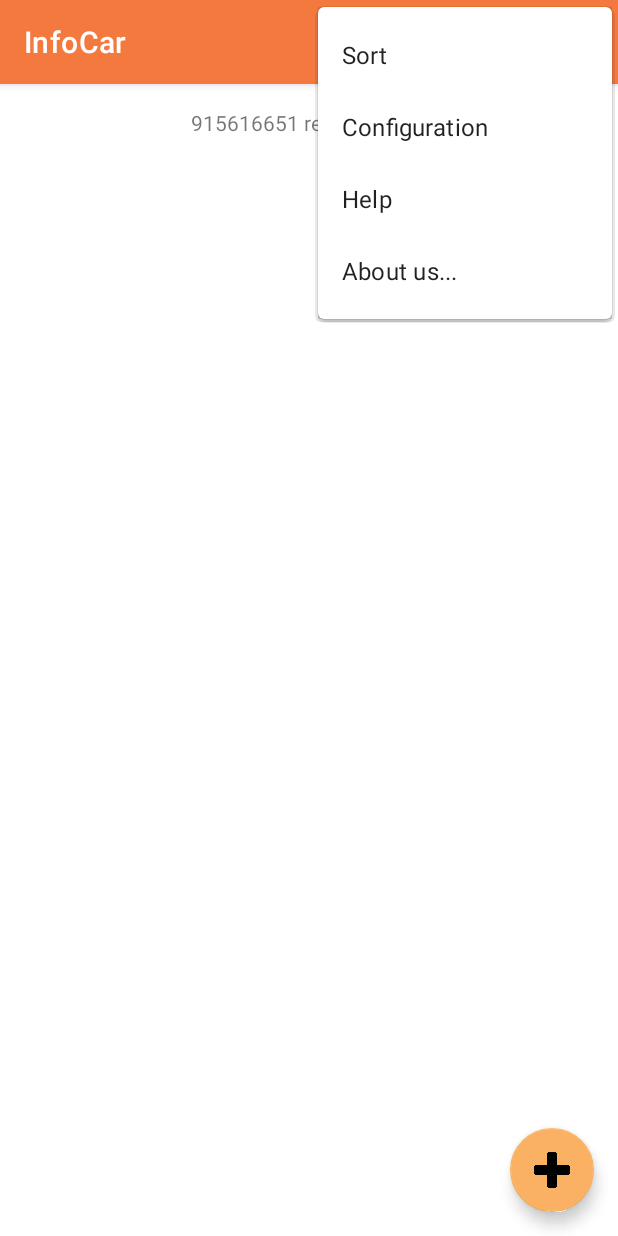
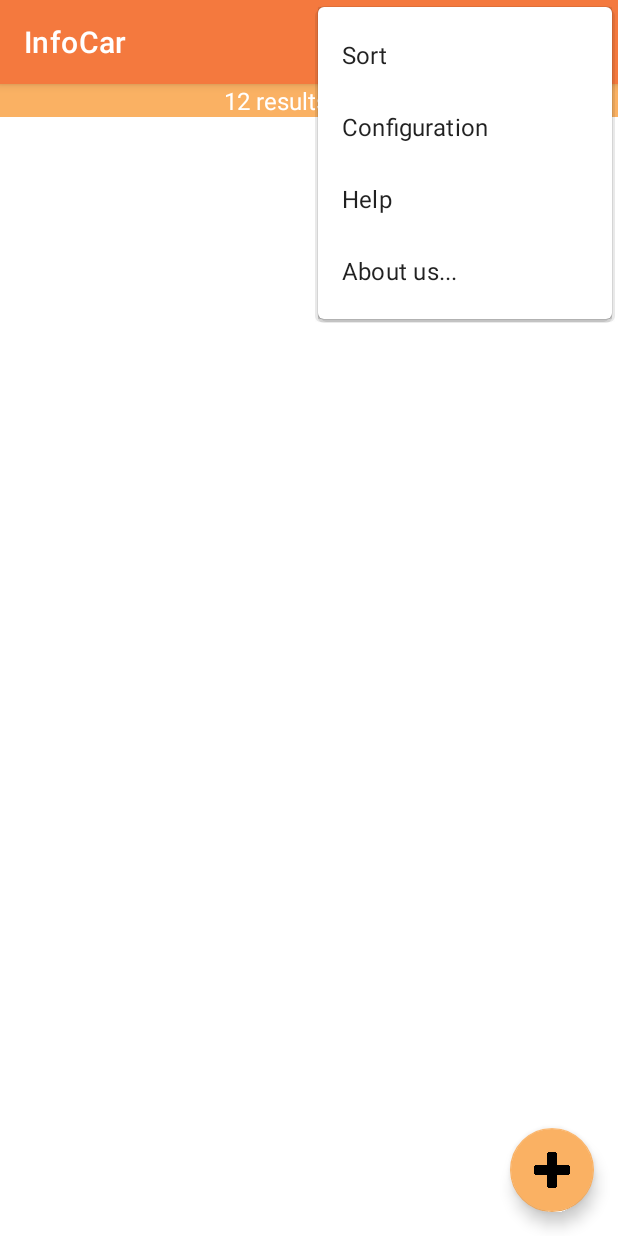
Before and after one commit to Rafa-AG/InfoCar, an Android app: the ListActivity screen opened directly, with no data from a screen before it, with the options menu open, on a phone screen of 412 x 824 dp. Run offline under Robolectric (Android 15) with nearby library versions, the phone set to English and light mode, and no system bars.

Commit message:
Last commit

```diff
--- a/app/src/main/java/com/ralba/infocarapp/views/FormActivity.java
+++ b/app/src/main/java/com/ralba/infocarapp/views/FormActivity.java
@@ -15,7 +15,6 @@
 import androidx.appcompat.app.AppCompatActivity;
 import androidx.appcompat.widget.Toolbar;
 
-import android.util.Log;
 import android.view.LayoutInflater;
 import android.view.Menu;
 import android.view.View;
@@ -137,7 +136,7 @@
             }
         });
 
-        Button saveButton = findViewById(R.id.saveButton);
+        Button saveButton = findViewById(R.id.save_button);
         saveButton.setOnClickListener(new View.OnClickListener(){
             @Override
             public void onClick(View v) {
@@ -243,7 +242,7 @@
         month=calendar.get(Calendar.MONTH);
         day=calendar.get(Calendar.DAY_OF_MONTH);
 
-        ImageView buttonLaunchDate=findViewById(R.id.image_search_calendar);
+        ImageView buttonLaunchDate=findViewById(R.id.form_icon_calendar);
         buttonLaunchDate.setOnClickListener(new View.OnClickListener() {
             @Override
             public void onClick(View v) {
--- a/app/src/main/java/com/ralba/infocarapp/views/SearchActivity.java
+++ b/app/src/main/java/com/ralba/infocarapp/views/SearchActivity.java
@@ -14,7 +14,6 @@
 import android.widget.Button;
 import android.widget.DatePicker;
 import android.widget.EditText;
-import android.widget.ImageView;
 import android.widget.Spinner;
 import android.widget.Toast;
 
@@ -113,7 +112,7 @@
             }
         });
 
-        Button searchButton = findViewById(R.id.search_button);
+        Button searchButton = findViewById(R.id.clean_button);
         searchButton.setOnClickListener(new View.OnClickListener() {
             @Override
             public void onClick(View v) {
--- a/app/src/main/res/layout-land/content_list.xml
+++ b/app/src/main/res/layout-land/content_list.xml
@@ -1,6 +1,5 @@
 <?xml version="1.0" encoding="utf-8"?>
-<androidx.constraintlayout.widget.ConstraintLayout
-    xmlns:android="http://schemas.android.com/apk/res/android"
+<androidx.constraintlayout.widget.ConstraintLayout xmlns:android="http://schemas.android.com/apk/res/android"
     xmlns:app="http://schemas.android.com/apk/res-auto"
     xmlns:tools="http://schemas.android.com/tools"
     android:layout_width="match_parent"
@@ -10,24 +9,30 @@
     tools:showIn="@layout/activity_list">
 
     <TextView
-        android:id="@+id/textView15"
-        android:layout_width="wrap_content"
+        android:id="@+id/list_results"
+        android:layout_width="0dp"
         android:layout_height="wrap_content"
-        android:layout_marginTop="16dp"
+        android:background="@color/light_orange"
         android:text="@string/results"
+        android:textAlignment="center"
+        android:textColor="@color/white"
+        android:textSize="16sp"
+        app:layout_constraintBottom_toTopOf="@+id/list_content"
         app:layout_constraintEnd_toEndOf="parent"
         app:layout_constraintStart_toStartOf="parent"
-        app:layout_constraintTop_toTopOf="@+id/recyclerView" />
+        app:layout_constraintTop_toTopOf="parent" />
 
     <androidx.recyclerview.widget.RecyclerView
-        android:id="@+id/recyclerView"
+        android:id="@+id/list_content"
         android:layout_width="0dp"
         android:layout_height="0dp"
         app:layout_constraintBottom_toBottomOf="parent"
         app:layout_constraintHorizontal_bias="0.0"
         app:layout_constraintLeft_toLeftOf="parent"
         app:layout_constraintRight_toRightOf="parent"
-        app:layout_constraintTop_toTopOf="parent"
-        app:layout_constraintVertical_bias="0.0"
-        tools:listitem="@layout/list" />
+        app:layout_constraintTop_toBottomOf="@+id/list_results"
+        tools:listitem="@layout/list">
+
+    </androidx.recyclerview.widget.RecyclerView>
+
 </androidx.constraintlayout.widget.ConstraintLayout>
--- a/app/src/main/res/layout-land/content_search.xml
+++ b/app/src/main/res/layout-land/content_search.xml
@@ -83,7 +83,7 @@
             </com.google.android.material.textfield.TextInputLayout>
 
             <Button
-                android:id="@+id/search_button"
+                android:id="@+id/clean_button"
                 android:layout_width="wrap_content"
                 android:layout_height="wrap_content"
                 android:layout_marginTop="340dp"
@@ -96,7 +96,7 @@
                 app:layout_constraintTop_toTopOf="parent" />
 
             <ImageView
-                android:id="@+id/image_search_calendar"
+                android:id="@+id/form_icon_calendar"
                 android:layout_width="64dp"
                 android:layout_height="62dp"
                 android:layout_marginTop="43dp"
--- a/app/src/main/res/layout/content_list.xml
+++ b/app/src/main/res/layout/content_list.xml
@@ -1,6 +1,5 @@
 <?xml version="1.0" encoding="utf-8"?>
-<androidx.constraintlayout.widget.ConstraintLayout
-    xmlns:android="http://schemas.android.com/apk/res/android"
+<androidx.constraintlayout.widget.ConstraintLayout xmlns:android="http://schemas.android.com/apk/res/android"
     xmlns:app="http://schemas.android.com/apk/res-auto"
     xmlns:tools="http://schemas.android.com/tools"
     android:layout_width="match_parent"
@@ -10,25 +9,28 @@
     tools:showIn="@layout/activity_list">
 
     <TextView
-        android:id="@+id/textView14"
-        android:layout_width="wrap_content"
+        android:id="@+id/list_results"
+        android:layout_width="0dp"
         android:layout_height="wrap_content"
-        android:layout_marginTop="16dp"
+        android:background="@color/light_orange"
         android:text="@string/results"
+        android:textAlignment="center"
+        android:textColor="@color/white"
+        android:textSize="16sp"
+        app:layout_constraintBottom_toTopOf="@+id/list_content"
         app:layout_constraintEnd_toEndOf="parent"
         app:layout_constraintStart_toStartOf="parent"
-        app:layout_constraintTop_toTopOf="@+id/recyclerView" />
+        app:layout_constraintTop_toTopOf="parent" />
 
     <androidx.recyclerview.widget.RecyclerView
-        android:id="@+id/recyclerView"
+        android:id="@+id/list_content"
         android:layout_width="0dp"
         android:layout_height="0dp"
         app:layout_constraintBottom_toBottomOf="parent"
         app:layout_constraintHorizontal_bias="0.0"
         app:layout_constraintLeft_toLeftOf="parent"
         app:layout_constraintRight_toRightOf="parent"
-        app:layout_constraintTop_toTopOf="parent"
-        app:layout_constraintVertical_bias="0.0"
+        app:layout_constraintTop_toBottomOf="@+id/list_results"
         tools:listitem="@layout/list">
 
     </androidx.recyclerview.widget.RecyclerView>
--- a/app/src/main/res/layout/content_search.xml
+++ b/app/src/main/res/layout/content_search.xml
@@ -85,7 +85,7 @@
             </com.google.android.material.textfield.TextInputLayout>
 
             <Button
-                android:id="@+id/search_button"
+                android:id="@+id/clean_button"
                 android:layout_width="wrap_content"
                 android:layout_height="wrap_content"
                 android:layout_marginTop="340dp"
@@ -98,7 +98,7 @@
                 app:layout_constraintTop_toTopOf="parent" />
 
             <ImageView
-                android:id="@+id/image_search_calendar"
+                android:id="@+id/form_icon_calendar"
                 android:layout_width="64dp"
                 android:layout_height="62dp"
                 android:layout_marginTop="33dp"
--- a/app/src/main/res/values/strings.xml
+++ b/app/src/main/res/values/strings.xml
@@ -8,7 +8,7 @@
     <string name="previous">Previous</string>
     <string name="title_activity_logo" translatable="false">LogoActivity</string>
     <string name="title_activity_form" translatable="false">FormActivity</string>
-    <string name="results">915616651 results found</string>
+    <string name="results">12 results found</string>
     <string name="save">Save</string>
     <string name="clean">Clean</string>
     <string name="launchDate">Launch date</string>
@@ -26,6 +26,7 @@
     <string name="title_activity_about" translatable="false">AboutActivity</string>
     <string name="app_description">" InfoCar is an application dedicated to vehicle information."</string>
     <string name="version">Version 0.3</string>
+    <string name="developer_name" translatable="false">Rafael Alba González</string>
     <string name="developer_by">Developed by: <br /> Rafael Alba González</string>
     <string name="contact_us">Contact us: <br /> infocarapp@example.com</string>
     <string name="gasoline">Gasoline</string>
```
Also changed, not shown: app/src/main/res/layout-land/content_form.xml (+42 -40 lines), app/src/main/res/layout/activity_logo.xml (+6 -6 lines), app/src/main/res/layout/content_form.xml (+18 -18 lines), 1 other file.
